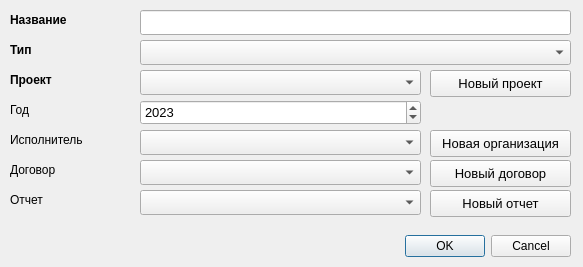
Above: geo_dm_add_proc_dialog.ui from stepanosokin/geo_dm before the change. Below: the same form after it.
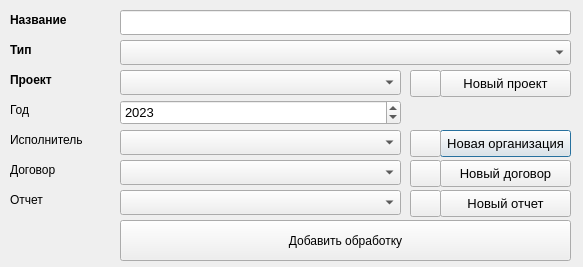
That is the form after the change.

Commit message: add project dialog, tunings, icons

The edit to the form file:
```diff
--- a/geo_dm_add_proc_dialog.ui
+++ b/geo_dm_add_proc_dialog.ui
@@ -13,22 +13,6 @@
   <property name="windowTitle">
    <string>Добавить обработку</string>
   </property>
-  <widget class="QDialogButtonBox" name="buttonBox">
-   <property name="geometry">
-    <rect>
-     <x>230</x>
-     <y>230</y>
-     <width>341</width>
-     <height>32</height>
-    </rect>
-   </property>
-   <property name="orientation">
-    <enum>Qt::Horizontal</enum>
-   </property>
-   <property name="standardButtons">
-    <set>QDialogButtonBox::Cancel|QDialogButtonBox::Ok</set>
-   </property>
-  </widget>
   <widget class="QLabel" name="procNameLabel">
    <property name="geometry">
     <rect>
@@ -51,9 +35,9 @@
   <widget class="QLineEdit" name="procNameInput">
    <property name="geometry">
     <rect>
-     <x>140</x>
+     <x>120</x>
      <y>10</y>
-     <width>431</width>
+     <width>451</width>
      <height>25</height>
     </rect>
    </property>
@@ -85,9 +69,9 @@
   <widget class="QComboBox" name="procTypeInput">
    <property name="geometry">
     <rect>
-     <x>140</x>
+     <x>120</x>
      <y>40</y>
-     <width>431</width>
+     <width>451</width>
      <height>25</height>
     </rect>
    </property>
@@ -126,7 +110,7 @@
   <widget class="QComboBox" name="procAuthorInput">
    <property name="geometry">
     <rect>
-     <x>140</x>
+     <x>120</x>
      <y>130</y>
      <width>281</width>
      <height>25</height>
@@ -154,7 +138,7 @@
   <widget class="QComboBox" name="procContractInput">
    <property name="geometry">
     <rect>
-     <x>140</x>
+     <x>120</x>
      <y>160</y>
      <width>281</width>
      <height>25</height>
@@ -169,9 +153,9 @@
   <widget class="QPushButton" name="addCompanyButton">
    <property name="geometry">
     <rect>
-     <x>430</x>
+     <x>440</x>
      <y>130</y>
-     <width>141</width>
+     <width>131</width>
      <height>27</height>
     </rect>
    </property>
@@ -187,9 +171,9 @@
   <widget class="QPushButton" name="addContractButton">
    <property name="geometry">
     <rect>
-     <x>430</x>
+     <x>440</x>
      <y>160</y>
-     <width>141</width>
+     <width>131</width>
      <height>27</height>
     </rect>
    </property>
@@ -218,7 +202,7 @@
   <widget class="QComboBox" name="procReportInput">
    <property name="geometry">
     <rect>
-     <x>140</x>
+     <x>120</x>
      <y>190</y>
      <width>281</width>
      <height>25</height>
@@ -233,9 +217,9 @@
   <widget class="QPushButton" name="addReportButton">
    <property name="geometry">
     <rect>
-     <x>430</x>
+     <x>440</x>
      <y>190</y>
-     <width>141</width>
+     <width>131</width>
      <height>27</height>
     </rect>
    </property>
@@ -270,7 +254,7 @@
   <widget class="QComboBox" name="projectInput">
    <property name="geometry">
     <rect>
-     <x>140</x>
+     <x>120</x>
      <y>70</y>
      <width>281</width>
      <height>25</height>
@@ -285,9 +269,9 @@
   <widget class="QPushButton" name="addProjectButton">
    <property name="geometry">
     <rect>
-     <x>430</x>
+     <x>440</x>
      <y>70</y>
-     <width>141</width>
+     <width>131</width>
      <height>27</height>
     </rect>
    </property>
@@ -303,7 +287,7 @@
   <widget class="QSpinBox" name="procYearInput">
    <property name="geometry">
     <rect>
-     <x>140</x>
+     <x>120</x>
      <y>100</y>
      <width>281</width>
      <height>25</height>
@@ -324,6 +308,71 @@
     <number>2023</number>
    </property>
   </widget>
+  <widget class="QPushButton" name="insertProcButton">
+   <property name="geometry">
+    <rect>
+     <x>120</x>
+     <y>220</y>
+     <width>451</width>
+     <height>41</height>
+    </rect>
+   </property>
+   <property name="text">
+    <string>Добавить обработку</string>
+   </property>
+  </widget>
+  <widget class="QPushButton" name="refreshProjButton">
+   <property name="geometry">
+    <rect>
+     <x>410</x>
+     <y>70</y>
+     <width>31</width>
+     <height>27</height>
+    </rect>
+   </property>
+   <property name="text">
+    <string/>
+   </property>
+  </widget>
+  <widget class="QPushButton" name="refreshAuthorsButton">
+   <property name="geometry">
+    <rect>
+     <x>410</x>
+     <y>130</y>
+     <width>31</width>
+     <height>27</height>
+    </rect>
+   </property>
+   <property name="text">
+    <string/>
+   </property>
+  </widget>
+  <widget class="QPushButton" name="refreshContractsButton">
+   <property name="geometry">
+    <rect>
+     <x>410</x>
+     <y>160</y>
+     <width>31</width>
+     <height>27</height>
+    </rect>
+   </property>
+   <property name="text">
+    <string/>
+   </property>
+  </widget>
+  <widget class="QPushButton" name="refreshReportsButton">
+   <property name="geometry">
+    <rect>
+     <x>410</x>
+     <y>190</y>
+     <width>31</width>
+     <height>27</height>
+    </rect>
+   </property>
+   <property name="text">
+    <string/>
+   </property>
+  </widget>
  </widget>
  <resources/>
  <connections>
```
Left out of the diff: 35 changed lines with no effect on the pictures. The commit also changes 6 other files.
